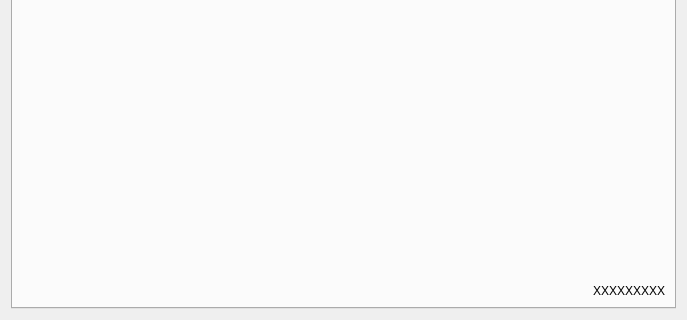
First picture: the form in kitsas/tools/devtool.ui, repository artoh/kitupiikki, before the edit; both pictures show x 0 to 687 and y 300 to 620 of the 687 by 620 pixel window.
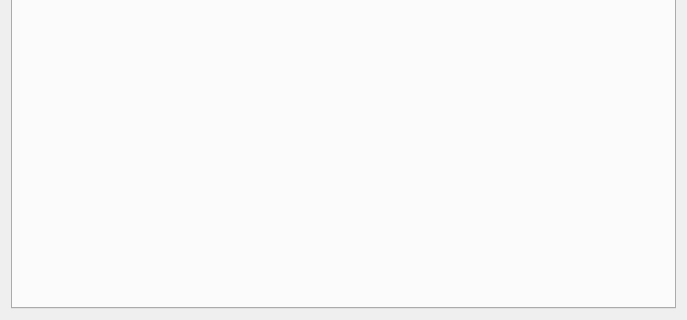
Second picture: the form after the edit. Icons and pictures are not drawn.

```diff
--- a/kitsas/tools/devtool.ui
+++ b/kitsas/tools/devtool.ui
@@ -72,16 +72,6 @@
          </property>
         </spacer>
        </item>
-       <item>
-        <widget class="QLabel" name="keksiLabel">
-         <property name="text">
-          <string>XXXXXXXXX</string>
-         </property>
-         <property name="alignment">
-          <set>Qt::AlignRight|Qt::AlignTrailing|Qt::AlignVCenter</set>
-         </property>
-        </widget>
-       </item>
       </layout>
      </widget>
      <widget class="QWidget" name="asetusTab">
```
